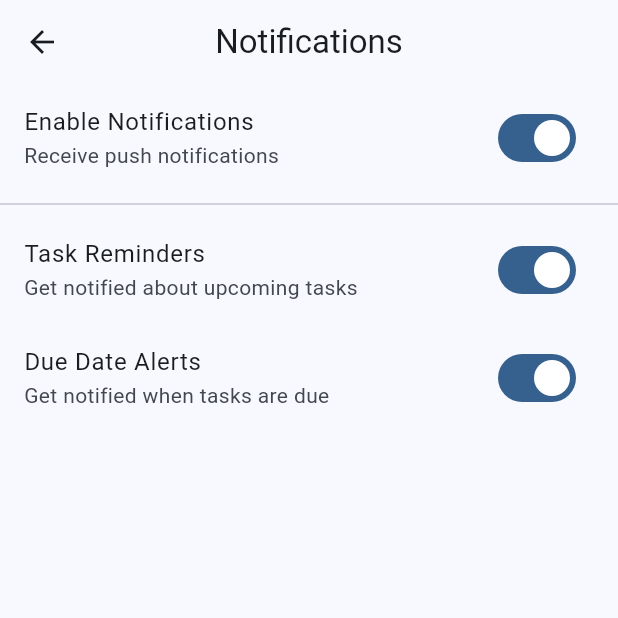
After one commit to JosephDoUrden/task-manager-flutter, a Flutter app: the screen it shows once a user with an empty profile is signed in, item 5 of the bottom bar chosen, after a tap on "Notifications", on a phone screen of 412 x 824 dp, the top half of it. The commit adds this screen. Run offline on Flutter 3.47's test engine with Material 3 defaults, Android fonts, the phone set to English and light mode, and no system bars; our stand-ins replace cloud_firestore, firebase_auth, firebase_core, fl_chart, flutter_slidable, flutter_staggered_animations and 5 more; accounts and stored records are empty; generated files the repository leaves out were written again; network calls fail.

Commit message:
add: profile screen settings added

```diff
--- a/lib/controllers/auth_controller.dart
+++ b/lib/controllers/auth_controller.dart
@@ -10,6 +10,7 @@ class AuthController extends GetxController {
   final Rx<User?> firebaseUser = Rx<User?>(null);
   final Rx<UserModel?> userModel = Rx<UserModel?>(null);
   final RxBool isLoading = false.obs;
+  final RxBool notificationsEnabled = true.obs;
 
   User? get currentUser => firebaseUser.value;
 
@@ -208,4 +209,9 @@ class AuthController extends GetxController {
       isLoading.value = false;
     }
   }
+
+  void toggleNotifications(bool value) {
+    notificationsEnabled.value = value;
+    // Implement notification toggle logic
+  }
 }
--- a/lib/views/profile_screen.dart
+++ b/lib/views/profile_screen.dart
@@ -1,6 +1,11 @@
 import 'package:flutter/material.dart';
 import 'package:get/get.dart';
 import '../controllers/auth_controller.dart';
+import 'package:flutter/cupertino.dart';
+import 'settings/edit_profile_screen.dart';
+import 'settings/notifications_screen.dart';
+import 'settings/privacy_security_screen.dart';
+import 'settings/help_support_screen.dart';
 
 class ProfileScreen extends StatelessWidget {
   const ProfileScreen({super.key});
@@ -153,37 +158,192 @@ class ProfileScreen extends StatelessWidget {
                   ),
             ),
           ),
+          _buildSettingsTile(
+            context,
+            icon: Icons.edit_rounded,
+            title: 'Edit Profile',
+            subtitle: 'Change your profile information',
+            onTap: () => Get.to(() => const EditProfileScreen()),
+          ),
+          _buildSettingsTile(
+            context,
+            icon: Icons.notifications_rounded,
+            title: 'Notifications',
+            subtitle: 'Manage your notifications',
+            trailing: Obx(() => Switch(
+                  value: Get.find<AuthController>().notificationsEnabled.value,
+                  onChanged: (value) {
+                    Get.find<AuthController>().toggleNotifications(value);
+                  },
+                )),
+            onTap: () => Get.to(() => const NotificationsScreen()),
+          ),
+          _buildSettingsTile(
+            context,
+            icon: Icons.security_rounded,
+            title: 'Privacy & Security',
+            subtitle: 'Manage your account security',
+            onTap: () => Get.to(() => const PrivacySecurityScreen()),
+          ),
+          _buildSettingsTile(
+            context,
+            icon: Icons.palette_rounded,
+            title: 'Appearance',
+            subtitle: 'Customize your app theme',
+            trailing: Icon(
+              Get.isDarkMode ? Icons.dark_mode : Icons.light_mode,
+              color: Theme.of(context).colorScheme.primary,
+            ),
+            onTap: () => _showThemeDialog(context),
+          ),
+          _buildSettingsTile(
+            context,
+            icon: Icons.language_rounded,
+            title: 'Language',
+            subtitle: 'Change app language',
+            trailing: Text(
+              Get.locale?.languageCode.toUpperCase() ?? 'EN',
+              style: TextStyle(
+                color: Theme.of(context).colorScheme.primary,
+                fontWeight: FontWeight.bold,
+              ),
+            ),
+            onTap: () => _showLanguageDialog(context),
+          ),
+          _buildSettingsTile(
+            context,
+            icon: Icons.help_rounded,
+            title: 'Help & Support',
+            subtitle: 'Get help and contact support',
+            onTap: () => Get.to(() => const HelpSupportScreen()),
+          ),
+          _buildSettingsTile(
+            context,
+            icon: Icons.info_rounded,
+            title: 'About',
+            subtitle: 'App version and information',
+            onTap: () => _showAboutDialog(context),
+          ),
+        ],
+      ),
+    );
+  }
+
+  Widget _buildSettingsTile(
+    BuildContext context, {
+    required IconData icon,
+    required String title,
+    required String subtitle,
+    required VoidCallback onTap,
+    Widget? trailing,
+  }) {
+    return ListTile(
+      leading: Container(
+        padding: const EdgeInsets.all(8),
+        decoration: BoxDecoration(
+          color: Theme.of(context).colorScheme.primary.withOpacity(0.1),
+          borderRadius: BorderRadius.circular(8),
+        ),
+        child: Icon(
+          icon,
+          color: Theme.of(context).colorScheme.primary,
+        ),
+      ),
+      title: Text(title),
+      subtitle: Text(
+        subtitle,
+        style: Theme.of(context).textTheme.bodySmall,
+      ),
+      trailing: trailing ?? const Icon(Icons.chevron_right_rounded),
+      onTap: onTap,
+    );
+  }
+
+  void _showThemeDialog(BuildContext context) {
+    showDialog(
+      context: context,
+      builder: (context) => AlertDialog(
+        title: const Text('Choose Theme'),
+        content: Column(
+          mainAxisSize: MainAxisSize.min,
+          children: [
             ListTile(
-            leading: const Icon(Icons.edit_rounded),
-            title: const Text('Edit Profile'),
-            trailing: const Icon(Icons.chevron_right_rounded),
+              leading: const Icon(Icons.light_mode),
+              title: const Text('Light'),
               onTap: () {
-              // TODO: Implement edit profile
+                Get.changeThemeMode(ThemeMode.light);
+                Navigator.pop(context);
               },
             ),
             ListTile(
-            leading: const Icon(Icons.notifications_rounded),
-            title: const Text('Notifications'),
-            trailing: const Icon(Icons.chevron_right_rounded),
+              leading: const Icon(Icons.dark_mode),
+              title: const Text('Dark'),
               onTap: () {
-              // TODO: Implement notifications settings
+                Get.changeThemeMode(ThemeMode.dark);
+                Navigator.pop(context);
               },
             ),
             ListTile(
-            leading: const Icon(Icons.security_rounded),
-            title: const Text('Privacy & Security'),
-            trailing: const Icon(Icons.chevron_right_rounded),
+              leading: const Icon(Icons.settings_system_daydream),
+              title: const Text('System'),
               onTap: () {
-              // TODO: Implement privacy settings
+                Get.changeThemeMode(ThemeMode.system);
+                Navigator.pop(context);
+              },
+            ),
+          ],
+        ),
+      ),
+    );
+  }
+
+  void _showLanguageDialog(BuildContext context) {
+    showDialog(
+      context: context,
+      builder: (context) => AlertDialog(
+        title: const Text('Choose Language'),
+        content: Column(
+          mainAxisSize: MainAxisSize.min,
+          children: [
+            ListTile(
+              title: const Text('English'),
+              onTap: () {
+                Get.updateLocale(const Locale('en', 'US'));
+                Navigator.pop(context);
               },
             ),
             ListTile(
-            leading: const Icon(Icons.help_rounded),
-            title: const Text('Help & Support'),
-            trailing: const Icon(Icons.chevron_right_rounded),
+              title: const Text('Türkçe'),
               onTap: () {
-              // TODO: Implement help & support
+                Get.updateLocale(const Locale('tr', 'TR'));
+                Navigator.pop(context);
               },
+            ),
+            // Add more languages as needed
+          ],
+        ),
+      ),
+    );
+  }
+
+  void _showAboutDialog(BuildContext context) {
+    showDialog(
+      context: context,
+      builder: (context) => AboutDialog(
+        applicationName: 'Task Manager',
+        applicationVersion: '1.0.0',
+        applicationIcon: Image.asset(
+          'assets/images/app_icon.png',
+          width: 50,
+          height: 50,
+        ),
+        children: const [
+          Text(
+            'A modern task management application built with Flutter and Firebase.',
+          ),
+          SizedBox(height: 16),
+          Text(
+            '© 2024 Task Manager. All rights reserved.',
           ),
         ],
       ),
--- /dev/null
+++ b/lib/views/settings/notifications_screen.dart
@@ -0,0 +1,49 @@
+import 'package:flutter/material.dart';
+import 'package:get/get.dart';
+import '../../controllers/auth_controller.dart';
+
+class NotificationsScreen extends StatelessWidget {
+  const NotificationsScreen({super.key});
+
+  @override
+  Widget build(BuildContext context) {
+    final AuthController authController = Get.find<AuthController>();
+
+    return Scaffold(
+      appBar: AppBar(
+        title: const Text('Notifications'),
+      ),
+      body: ListView(
+        children: [
+          Obx(() => SwitchListTile(
+                title: const Text('Enable Notifications'),
+                subtitle: const Text('Receive push notifications'),
+                value: authController.notificationsEnabled.value,
+                onChanged: authController.toggleNotifications,
+              )),
+          const Divider(),
+          ListTile(
+            title: const Text('Task Reminders'),
+            subtitle: const Text('Get notified about upcoming tasks'),
+            trailing: Switch(
+              value: true,
+              onChanged: (value) {
+                // TODO: Implement task reminders
+              },
+            ),
+          ),
+          ListTile(
+            title: const Text('Due Date Alerts'),
+            subtitle: const Text('Get notified when tasks are due'),
+            trailing: Switch(
+              value: true,
+              onChanged: (value) {
+                // TODO: Implement due date alerts
+              },
+            ),
+          ),
+        ],
+      ),
+    );
+  }
+}
```
Also changed, not shown: lib/views/settings/edit_profile_screen.dart (added, +89 -0 lines), lib/views/settings/help_support_screen.dart (added, +51 -0 lines), lib/views/settings/privacy_security_screen.dart (added, +42 -0 lines). Lines whose indentation alone changed are shown as unchanged.
